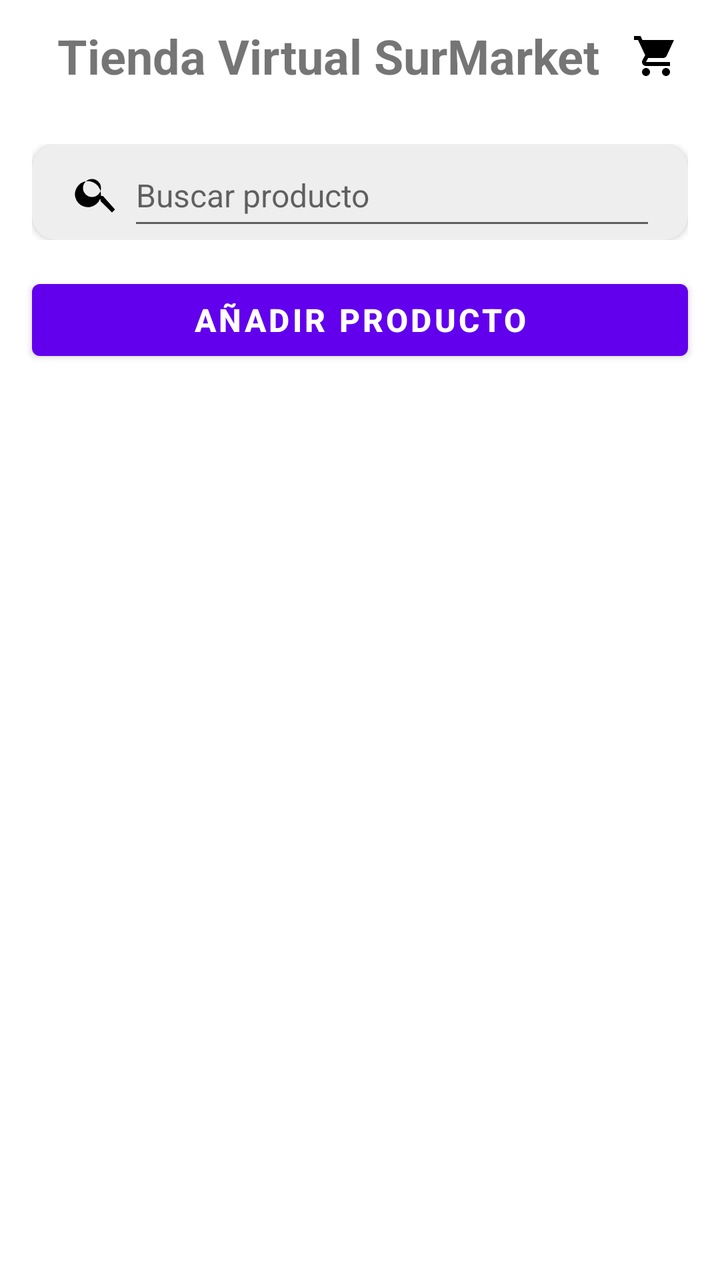
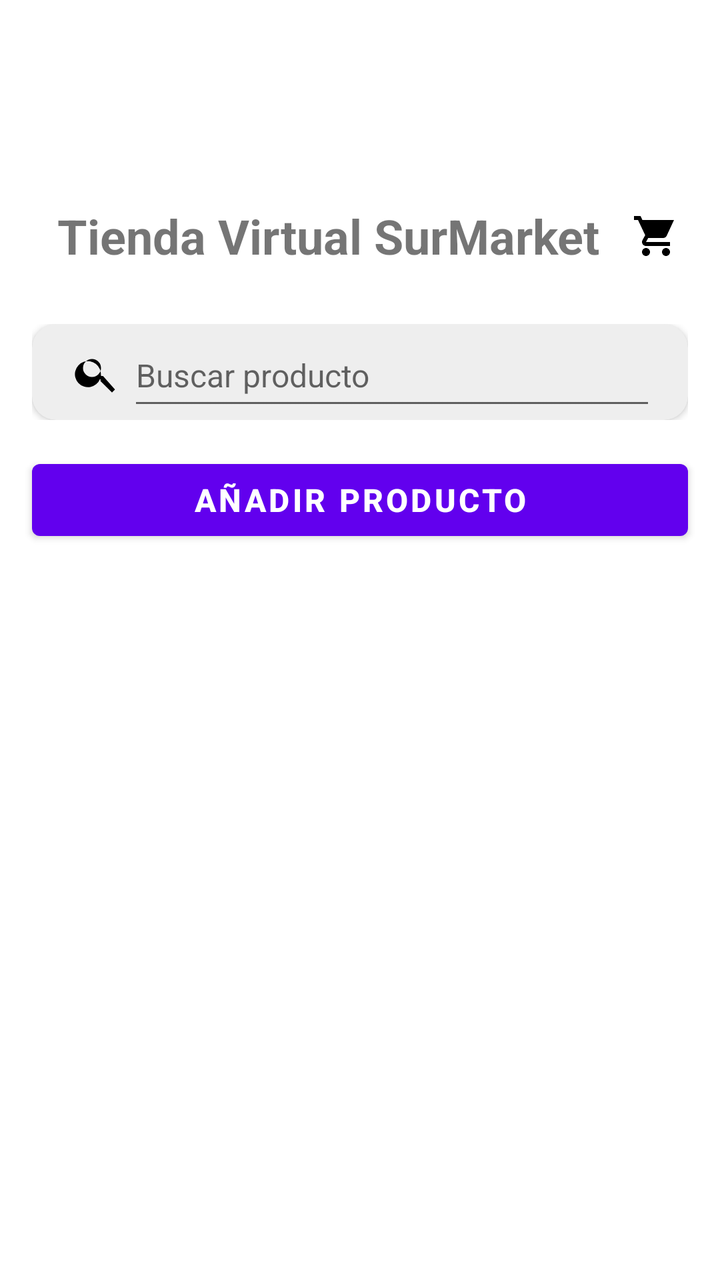

The first picture is an Android layout as it rendered before a commit; the second is the same layout after the commit. The layout source and the unified diff follow.
<!-- AndroidManifest.xml: application theme Theme.SurMarket -->
<!-- res/layout/fragment_products_list.xml -->
<?xml version="1.0" encoding="utf-8"?>
<LinearLayout xmlns:android="http://schemas.android.com/apk/res/android"
    xmlns:tools="http://schemas.android.com/tools"
    xmlns:app="http://schemas.android.com/apk/res-auto"
    android:orientation="vertical"
    android:layout_width="match_parent"
    android:layout_height="match_parent"
    tools:context=".FragmentProductsList"
    >
    <LinearLayout
        android:layout_width="match_parent"
        android:layout_height="@dimen/TitleHeight"
        android:orientation="horizontal"
        android:elevation="2dp"
        android:gravity="center_vertical"
        android:paddingHorizontal="16dp"
        >

        <TextView
            android:id="@+id/TXV_FRGProductsList_Title"
            android:layout_width="0dp"
            android:layout_height="wrap_content"
            android:layout_weight="1"
            android:gravity="center"
            android:text="@string/FRGProductsList_Title"
            android:textSize="@dimen/FRGTitleTextSize"
            android:textStyle="bold" />

        <ImageView
            android:id="@+id/IMV_FRGProductsList_ShoppingCart"
            android:layout_width="@dimen/imageViewIconSize"
            android:layout_height="@dimen/imageViewIconSize"
            android:clickable="true"
            android:contentDescription="@string/Shopping_Cart"
            android:focusable="true"
            android:padding="@dimen/imageViewIcon_Padding"
            android:src="@drawable/ic_shopping_cart"
            />
    </LinearLayout>
    <LinearLayout
        android:layout_width="match_parent"
        android:layout_height="wrap_content"
        android:gravity="center_vertical"
        android:orientation="vertical"
        android:padding="16dp"
        >
    <androidx.cardview.widget.CardView
        android:layout_width="match_parent"
        android:layout_height="@dimen/cardView_controls"
        app:cardCornerRadius="@dimen/cardview_default_corner_radius"
        app:cardElevation="@dimen/cardview_default_elevation"
        app:cardBackgroundColor="@color/gray"
        >

        <LinearLayout
            android:orientation="horizontal"
            android:layout_width="match_parent"
            android:layout_height="match_parent"
            android:gravity="center_vertical"
            android:paddingHorizontal="16dp"
            >
            <ImageView
                android:id="@+id/IMV_FRGProductsList_Search"
                android:layout_width="@dimen/imageViewIconSize"
                android:layout_height="@dimen/imageViewIconSize"
                android:clickable="true"
                android:contentDescription="@string/search"
                android:focusable="true"
                android:padding="@dimen/imageViewIcon_Padding"
                android:src="@drawable/ic_search"
                />
            <EditText
                android:id="@+id/FRGProductList_Search"
                android:layout_width="0dp"
                android:layout_height="match_parent"
                android:layout_weight="1"
                android:hint="@string/search"
                android:inputType="text"
                android:maxLines="1"
                android:textSize="@dimen/FRGEditTextTextSize"

                />
        </LinearLayout>
    </androidx.cardview.widget.CardView>

    </LinearLayout>

        <Button
            android:id="@+id/BTN_FRGProductsList_AddProduct"
            android:layout_width="match_parent"
            android:layout_height="wrap_content"
            android:text="@string/FRGProductsList_BTNAddProduct"
            android:textSize="@dimen/FRGButtonTextSize"
            android:textStyle="bold"
            android:layout_marginHorizontal="16sp"
            />

    <androidx.recyclerview.widget.RecyclerView
        android:id="@+id/RCV_FRGProductsList_ProductsList"
        android:layout_width="match_parent"
        android:layout_height="0dp"
        android:layout_weight="1"
        tools:listitem="@layout/item_productslist" />
</LinearLayout>
<!-- res/layout/item_productslist.xml (included above) -->
<?xml version="1.0" encoding="utf-8"?>
<androidx.cardview.widget.CardView xmlns:android="http://schemas.android.com/apk/res/android"
    xmlns:tools="http://schemas.android.com/tools"
    xmlns:app="http://schemas.android.com/apk/res-auto"
    android:layout_width="match_parent"
    android:layout_height="match_parent"
    android:layout_marginBottom="@dimen/cardview_default_margin_botton"
    app:cardCornerRadius="@dimen/cardview_item_corner_radius"
    app:cardElevation="@dimen/cardview_default_elevation"
    android:clickable="true"
    android:focusable="true"
    >
    <LinearLayout
        android:layout_width="match_parent"
        android:layout_height="wrap_content"
        android:orientation="horizontal"
        android:padding="@dimen/cardview_default_Padding"
        >
        <LinearLayout
            android:layout_width="0dp"
            android:layout_height="wrap_content"
            android:orientation="vertical"
            android:layout_weight="1"
            android:layout_marginStart="@dimen/item_marginStart"
            android:layout_gravity="center_vertical"
            >
            <TextView
                android:id="@+id/TXV_IProductList_category"
                android:layout_width="wrap_content"
                android:layout_height="wrap_content"
                android:text="Categoria alimentos"
                android:textSize="@dimen/ITTextView_TextSize"
                android:layout_marginBottom="@dimen/ITMarginBotton"
                />
            <TextView
                android:id="@+id/TXV_IProductList_ProductName"
                android:layout_width="wrap_content"
                android:layout_height="wrap_content"
                android:text="Arroz"
                android:textSize="@dimen/ITTextView_TextSize"
                android:layout_marginBottom="@dimen/ITMarginBotton"
                android:textStyle="bold"
                />
            <TextView
                android:id="@+id/TXV_IProductList_Price"
                android:layout_width="wrap_content"
                android:layout_height="wrap_content"
                android:text="Precio: 4,50 Bs,"
                android:textSize="@dimen/ITTextView_TextSize"
                android:layout_marginBottom="@dimen/ITMarginBotton"
                />
            <Button
                android:id="@+id/BTN_IProductList_Buy"
                android:layout_width="wrap_content"
                android:layout_height="wrap_content"
                android:text="@string/ITProductsList_BTNBuyProduct"
                android:textSize="@dimen/ITTextView_TextSize"
                android:paddingHorizontal="@dimen/BTN_padding_horizontal"
                />
        </LinearLayout>
        <androidx.cardview.widget.CardView
            android:layout_width="@dimen/cardview_image"
            android:layout_height="@dimen/cardview_image"
            app:cardCornerRadius="@dimen/cardview_item_corner_radius"
            android:elevation="0dp"
            >
        <ImageView
            android:id="@+id/IMV_IProductList_ProductsImage"
            android:layout_width="match_parent"
            android:layout_height="match_parent"
            android:scaleType="centerCrop"
            android:contentDescription="@string/product"
            android:src="@drawable/ic_sur__market"/>
        </androidx.cardview.widget.CardView>
    </LinearLayout>
</androidx.cardview.widget.CardView>
<!-- resources referenced by this layout -->
<resources>
  <color name="gray">#FFEEEEEE</color>
  <dimen name="BTN_padding_horizontal">16dp</dimen>
  <dimen name="FRGButtonTextSize">16sp</dimen>
  <dimen name="FRGEditTextTextSize">16sp</dimen>
  <dimen name="FRGTitleTextSize">24sp</dimen>
  <dimen name="ITMarginBotton">4dp</dimen>
  <dimen name="ITTextView_TextSize">12sp</dimen>
  <dimen name="TitleHeight">56dp</dimen>
  <dimen name="cardView_controls">48dp</dimen>
  <dimen name="cardview_default_Padding">12dp</dimen>
  <dimen name="cardview_default_corner_radius">12dp</dimen>
  <dimen name="cardview_default_margin_botton">12dp</dimen>
  <dimen name="cardview_image">110dp</dimen>
  <dimen name="cardview_item_corner_radius">8dp</dimen>
  <dimen name="imageViewIconSize">32dp</dimen>
  <dimen name="imageViewIcon_Padding">4dp</dimen>
  <dimen name="item_marginStart">12dp</dimen>
  <!-- drawable ic_search (drawable) -->
  <?xml version="1.0" encoding="utf-8"?>
  <vector xmlns:android="http://schemas.android.com/apk/res/android"
      android:width="48dp"
      android:height="48dp"
      android:viewportWidth="24"
      android:viewportHeight="24">
  
      <path
          android:fillColor="#000000"
          android:pathData="M15.5,14h-0.79l-0.28,-0.27A6.5,6.5 0,1 0,14 15.5l0.27,0.28v0.79L20,22.27 21.49,20.78 15.5,14zM10,14.5A4.5,4.5 0,1 1,10 5.5a4.5,4.5 0,0 1,0 9z" />
  
  </vector>
  <!-- drawable ic_shopping_cart (drawable) -->
  <?xml version="1.0" encoding="utf-8"?>
  <vector xmlns:android="http://schemas.android.com/apk/res/android"
      android:width="48dp"
      android:height="48dp"
      android:viewportWidth="24"
      android:viewportHeight="24">
  
      <path
          android:fillColor="#000000"
          android:pathData="M7,18c-1.1,0 -1.99,0.9 -1.99,2s0.89,2 1.99,2 2,-0.9 2,-2 -0.9,-2 -2,-2zM1,2v2h2l3.6,7.59 -1.35,2.45C4.52,15.37 5.48,17 7,17h12v-2H7l1.1,-2h7.45c0.75,0 1.41,-0.41 1.75,-1.03L21,4H5.21L4.27,2H1zM17,18c-1.1,0 -1.99,0.9 -1.99,2s0.89,2 1.99,2 2,-0.9 2,-2 -0.9,-2 -2,-2z" />
  
  </vector>
  <!-- drawable ic_sur__market: png bitmap (drawable, 53623 bytes) -->
  <string name="FRGProductsList_BTNAddProduct">Añadir Producto</string>
  <string name="FRGProductsList_Title">Tienda Virtual SurMarket</string>
  <string name="ITProductsList_BTNBuyProduct">Comprar</string>
  <string name="Shopping_Cart">Carrito de compras</string>
  <string name="product">Producto</string>
  <string name="search">Buscar producto</string>
  <style name="Theme.SurMarket" parent="Theme.MaterialComponents.DayNight.DarkActionBar">
          
          <item name="colorPrimary">@color/purple_500</item>
          <item name="colorPrimaryVariant">@color/purple_700</item>
          <item name="colorOnPrimary">@color/white</item>
          
          <item name="colorSecondary">@color/teal_200</item>
          <item name="colorSecondaryVariant">@color/teal_700</item>
          <item name="colorOnSecondary">@color/black</item>
          
          <item name="android:statusBarColor">?attr/colorPrimaryVariant</item>
          
      </style>
  <color name="purple_500">#FF6200EE</color>
  <color name="purple_700">#FF3700B3</color>
  <color name="white">#FFFFFFFF</color>
  <color name="teal_200">#FF03DAC5</color>
  <color name="teal_700">#FF018786</color>
  <color name="black">#FF000000</color>
</resources>

<!-- the commit's change to res/layout/fragment_products_list.xml (unified diff, before → after) -->
@@ -14,6 +14,7 @@
         android:elevation="2dp"
         android:gravity="center_vertical"
         android:paddingHorizontal="16dp"
+        android:layout_marginTop="@dimen/FRGMarginTop"
         >
 
         <TextView
@@ -24,7 +25,8 @@
             android:gravity="center"
             android:text="@string/FRGProductsList_Title"
             android:textSize="@dimen/FRGTitleTextSize"
-            android:textStyle="bold" />
+            android:textStyle="bold"
+            />
 
         <ImageView
             android:id="@+id/IMV_FRGProductsList_ShoppingCart"
<!-- resource entries referenced after the edit -->
@@ -4,6 +4,7 @@
   <dimen name="BTN_padding_horizontal">16dp</dimen>
   <dimen name="FRGButtonTextSize">16sp</dimen>
   <dimen name="FRGEditTextTextSize">16sp</dimen>
+  <dimen name="FRGMarginTop">90dp</dimen>
   <dimen name="FRGTitleTextSize">24sp</dimen>
   <dimen name="ITMarginBotton">4dp</dimen>
   <dimen name="ITTextView_TextSize">12sp</dimen>
